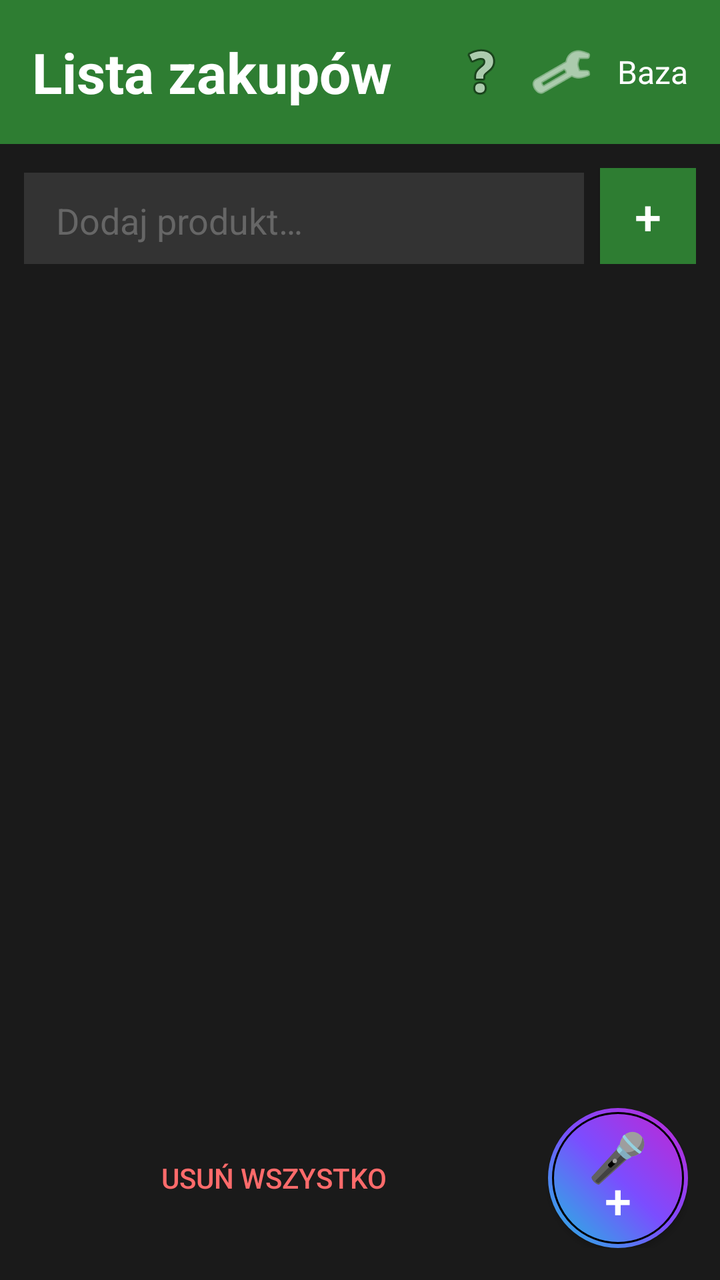
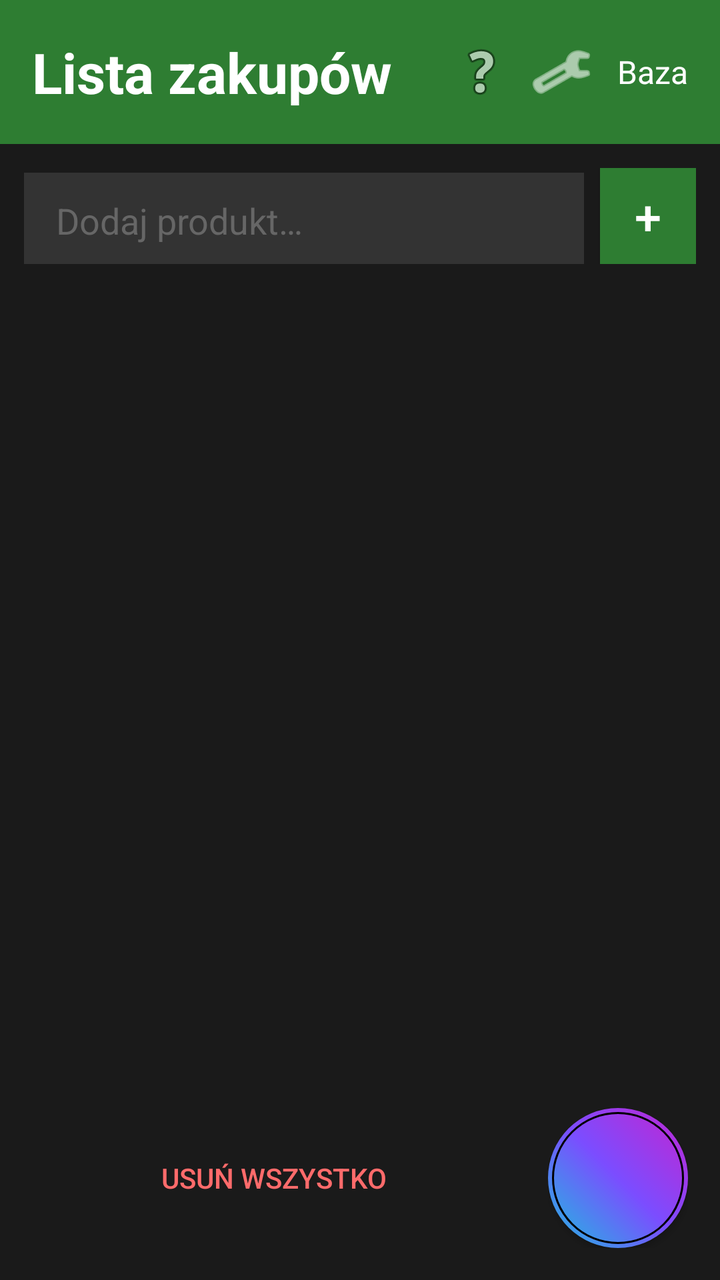

Compare the two renders of this Android layout. The source of the first and the diff that turns it into the second are given below.
<!-- AndroidManifest.xml: application theme Theme.MarkaLista -->
<!-- res/layout/activity_main.xml -->
<?xml version="1.0" encoding="utf-8"?>
<LinearLayout xmlns:android="http://schemas.android.com/apk/res/android"
    android:layout_width="match_parent"
    android:layout_height="match_parent"
    android:orientation="vertical"
    android:background="#1a1a1a">

    <LinearLayout
        android:layout_width="match_parent"
        android:layout_height="wrap_content"
        android:orientation="horizontal"
        android:background="#2E7D32"
        android:padding="16dp"
        android:gravity="center_vertical">
        <TextView
            android:id="@+id/title"
            android:layout_width="0dp"
            android:layout_height="wrap_content"
            android:layout_weight="1"
            android:text="@string/title"
            android:textSize="28sp"
            android:textColor="#FFFFFF"
            android:textStyle="bold" />
        <ImageButton
            android:id="@+id/helpButton"
            android:layout_width="40dp"
            android:layout_height="40dp"
            android:src="@android:drawable/ic_menu_help"
            android:background="?attr/selectableItemBackground"
            android:contentDescription="@string/help" />
        <ImageButton
            android:id="@+id/settingsButton"
            android:layout_width="40dp"
            android:layout_height="40dp"
            android:src="@android:drawable/ic_menu_manage"
            android:background="?attr/selectableItemBackground"
            android:contentDescription="@string/settings"
            android:tint="#FFFFFF" />
        <TextView
            android:id="@+id/bazaButton"
            android:layout_width="wrap_content"
            android:layout_height="wrap_content"
            android:text="@string/base"
            android:textColor="#FFFFFF"
            android:textSize="16sp"
            android:paddingStart="8dp" />
    </LinearLayout>

    <LinearLayout
        android:layout_width="match_parent"
        android:layout_height="wrap_content"
        android:orientation="horizontal"
        android:padding="12dp"
        android:background="#1a1a1a">
        <EditText
            android:id="@+id/productInput"
            android:layout_width="0dp"
            android:layout_height="48dp"
            android:layout_weight="1"
            android:hint="@string/add_product_hint"
            android:textColor="#FFFFFF"
            android:textColorHint="#666666"
            android:background="#333333"
            android:paddingStart="16dp"
            android:paddingEnd="16dp"
            android:layout_marginEnd="8dp"
            android:inputType="text" />
        <Button
            android:id="@+id/addButton"
            android:layout_width="48dp"
            android:layout_height="48dp"
            android:text="+"
            android:textSize="24sp"
            android:background="#2E7D32"
            android:textColor="#FFFFFF" />
    </LinearLayout>

    <FrameLayout
        android:layout_width="match_parent"
        android:layout_height="0dp"
        android:layout_weight="1">

        <androidx.recyclerview.widget.RecyclerView
            android:id="@+id/productList"
            android:layout_width="match_parent"
            android:layout_height="match_parent"
            android:padding="12dp"
            android:background="#00000000"
            android:nestedScrollingEnabled="false"
            android:scrollbars="none" />

        <LinearLayout
            android:id="@+id/emptyStateContainer"
            android:layout_width="match_parent"
            android:layout_height="match_parent"
            android:orientation="vertical"
            android:gravity="center"
            android:padding="16dp"
            android:visibility="gone">
            <TextView
                android:id="@+id/cartEmoji"
                android:layout_width="wrap_content"
                android:layout_height="wrap_content"
                android:text="🛒"
                android:textSize="120sp"
                android:layout_marginBottom="16dp" />
            <TextView
                android:layout_width="wrap_content"
                android:layout_height="wrap_content"
                android:text="@string/empty_list"
                android:textColor="#FFFFFF"
                android:textSize="24sp"
                android:textStyle="bold" />
            <TextView
                android:layout_width="wrap_content"
                android:layout_height="wrap_content"
                android:text="@string/empty_message"
                android:textColor="#999999"
                android:textSize="16sp"
                android:layout_marginTop="16dp"
                android:gravity="center" />
        </LinearLayout>
    </FrameLayout>

    <LinearLayout
        android:layout_width="match_parent"
        android:layout_height="wrap_content"
        android:orientation="horizontal"
        android:gravity="center_vertical"
        android:padding="16dp"
        android:paddingBottom="32dp"
        android:background="#1a1a1a">

        <Button
            android:id="@+id/deleteAllButton"
            android:layout_width="0dp"
            android:layout_height="48dp"
            android:layout_weight="1"
            android:text="Usuń wszystko"
            android:textColor="#FF6B6B"
            android:textSize="14sp"
            android:background="?attr/selectableItemBackground"
            android:layout_marginEnd="16dp" />

        <Button
            android:id="@+id/micButton"
            android:layout_width="70dp"
            android:layout_height="70dp"
            android:text="🎤\n+"
            android:textSize="24sp"
            android:lineSpacingMultiplier="0.8"
            android:gravity="center"
            android:background="@drawable/mic_button_new"
            android:textColor="#FFFFFF"
            android:contentDescription="@string/help" />
    </LinearLayout>
</LinearLayout>
<!-- resources referenced by this layout -->
<resources>
  <!-- drawable mic_button_new (drawable) -->
  <?xml version="1.0" encoding="utf-8"?>
  <layer-list xmlns:android="http://schemas.android.com/apk/res/android">
      
      <item>
          <shape android:shape="oval">
              <gradient
                  android:type="linear"
                  android:angle="45"
                  android:startColor="#22b8e0"
                  android:centerColor="#7b4dff"
                  android:endColor="#c026d3" />
          </shape>
      </item>
  
      
      <item android:bottom="2dp" android:left="2dp" android:right="2dp" android:top="2dp">
          <shape android:shape="oval">
              <gradient
                  android:type="linear"
                  android:angle="45"
                  android:startColor="#22b8e0"
                  android:centerColor="#7b4dff"
                  android:endColor="#c026d3" />
              <stroke android:width="1dp" android:color="#000000" android:dashWidth="0dp" />
          </shape>
      </item>
  </layer-list>
  <string name="add_product_hint">Dodaj produkt…</string>
  <string name="base">Baza</string>
  <string name="empty_list">Lista jest pusta</string>
  <string name="empty_message">Przytrzymaj mikrofon i powiedz, co kupić, albo wpisz u góry.</string>
  <string name="help">Pomoc</string>
  <string name="settings">Ustawienia</string>
  <string name="title">Lista zakupów</string>
  <style name="Theme.MarkaLista" parent="Theme.AppCompat.NoActionBar">
          <item name="colorPrimary">@color/black</item>
          <item name="colorPrimaryDark">@color/black</item>
          <item name="colorAccent">@color/red</item>
      </style>
  <color name="black">#1a1a1a</color>
  <color name="red">#FF0000</color>
</resources>

<!-- the commit's change to res/layout/activity_main.xml (unified diff, before → after) -->
@@ -142,16 +142,38 @@
             android:background="?attr/selectableItemBackground"
             android:layout_marginEnd="16dp" />
 
-        <Button
-            android:id="@+id/micButton"
+        <FrameLayout
             android:layout_width="70dp"
-            android:layout_height="70dp"
-            android:text="🎤\n+"
-            android:textSize="24sp"
-            android:lineSpacingMultiplier="0.8"
-            android:gravity="center"
-            android:background="@drawable/mic_button_new"
-            android:textColor="#FFFFFF"
-            android:contentDescription="@string/help" />
+            android:layout_height="70dp">
+
+            <Button
+                android:id="@+id/micButton"
+                android:layout_width="70dp"
+                android:layout_height="70dp"
+                android:text=""
+                android:background="@drawable/mic_button_new"
+                android:contentDescription="@string/help" />
+
+            
+            <TextView
+                android:layout_width="wrap_content"
+                android:layout_height="wrap_content"
+                android:text="🎤"
+                android:textSize="36sp"
+                android:layout_gravity="center"
+                android:textColor="#FFFFFF" />
+
+            
+            <TextView
+                android:layout_width="wrap_content"
+                android:layout_height="wrap_content"
+                android:text="+"
+                android:textSize="20sp"
+                android:textStyle="bold"
+                android:layout_gravity="bottom|right"
+                android:layout_marginRight="8dp"
+                android:layout_marginBottom="8dp"
+                android:textColor="#FFFFFF" />
+        </FrameLayout>
     </LinearLayout>
 </LinearLayout>
